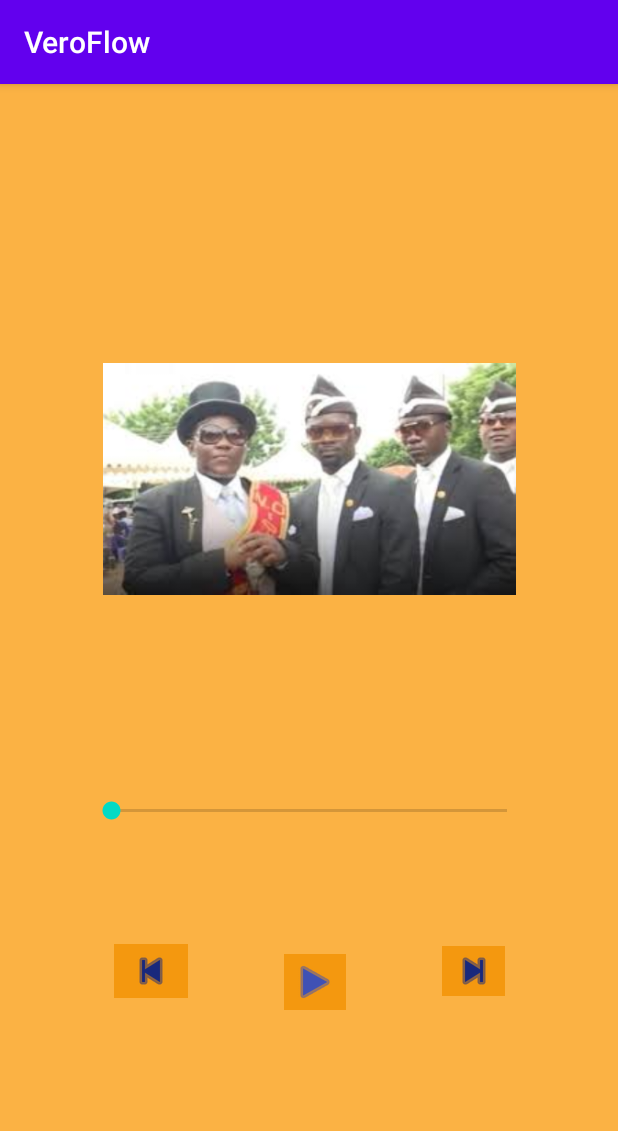
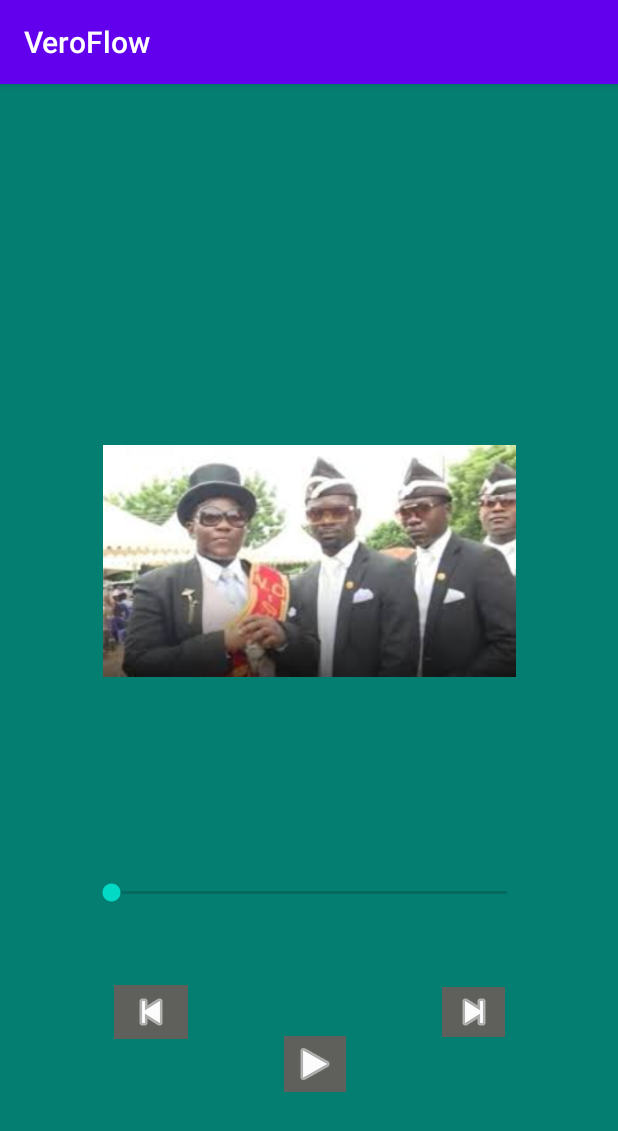
Before and after one commit to vrserrano/TFG, an Android app: the screen it shows after launch (MainActivity), on a phone screen of 412 x 824 dp. Shown: the top 1131 px of the screen. Run offline under Robolectric (Android 15) with nearby library versions, the phone set to English and light mode, and no system bars.

Commit message:
TextView

```diff
--- a/app/src/main/res/layout/activity_main.xml
+++ b/app/src/main/res/layout/activity_main.xml
@@ -6,7 +6,7 @@
     android:layout_width="match_parent"
     android:layout_height="match_parent"
     android:background="#E81123"
-    android:backgroundTint="#FBB244"
+    android:backgroundTint="#057E72"
     tools:context=".MainActivity">
 
     <ImageButton
@@ -17,8 +17,8 @@
         android:layout_marginTop="50dp"
         android:layout_marginEnd="100dp"
         android:layout_marginBottom="160dp"
-        android:background="#F4980F"
-        android:tint="#18287C"
+        android:background="#5F605B"
+        android:tint="#FCFCFD"
         app:layout_constraintBottom_toBottomOf="parent"
         app:layout_constraintEnd_toEndOf="parent"
         app:layout_constraintStart_toEndOf="@+id/playCancion"
@@ -33,9 +33,9 @@
         android:layout_marginTop="50dp"
         android:layout_marginEnd="32dp"
         android:layout_marginBottom="160dp"
-        android:background="#F4980F"
+        android:background="#5F605B"
         android:contentDescription="TODO"
-        android:tint="#18287C"
+        android:tint="#FCFCFD"
         app:layout_constraintBottom_toBottomOf="parent"
         app:layout_constraintEnd_toStartOf="@+id/playCancion"
         app:layout_constraintStart_toStartOf="parent"
@@ -50,11 +50,11 @@
         android:layout_marginTop="25dp"
         android:layout_marginEnd="32dp"
         android:layout_marginBottom="160dp"
-        android:background="#F4980F"
-        android:backgroundTint="#F4980F"
+        android:background="#5F605B"
+        android:backgroundTint="#5F605B"
         android:contentDescription="play"
         android:onClick="@android:string/VideoView_error_text_invalid_progressive_playback"
-        android:tint="#3F51B5"
+        android:tint="#FCFCFD"
         app:layout_constraintBottom_toBottomOf="parent"
         app:layout_constraintEnd_toStartOf="@+id/siguienteCancion"
         app:layout_constraintHorizontal_bias="0.866"
@@ -91,4 +91,17 @@
         app:layout_constraintVertical_bias="0.0"
         app:srcCompat="@drawable/astronomia" />
 
+    <TextView
+        android:id="@+id/grupo"
+        android:layout_width="111dp"
+        android:layout_height="37dp"
+        android:layout_marginStart="134dp"
+        android:layout_marginTop="200dp"
+        android:layout_marginEnd="134dp"
+        android:layout_marginBottom="20dp"
+        app:layout_constraintBottom_toTopOf="@+id/caratula1"
+        app:layout_constraintEnd_toEndOf="parent"
+        app:layout_constraintStart_toStartOf="parent"
+        app:layout_constraintTop_toTopOf="parent" />
+
 </androidx.constraintlayout.widget.ConstraintLayout>
```
Also changed, not shown: app/src/main/java/com/verocorp/veroflow/MainActivity.java (+19 -5 lines).
